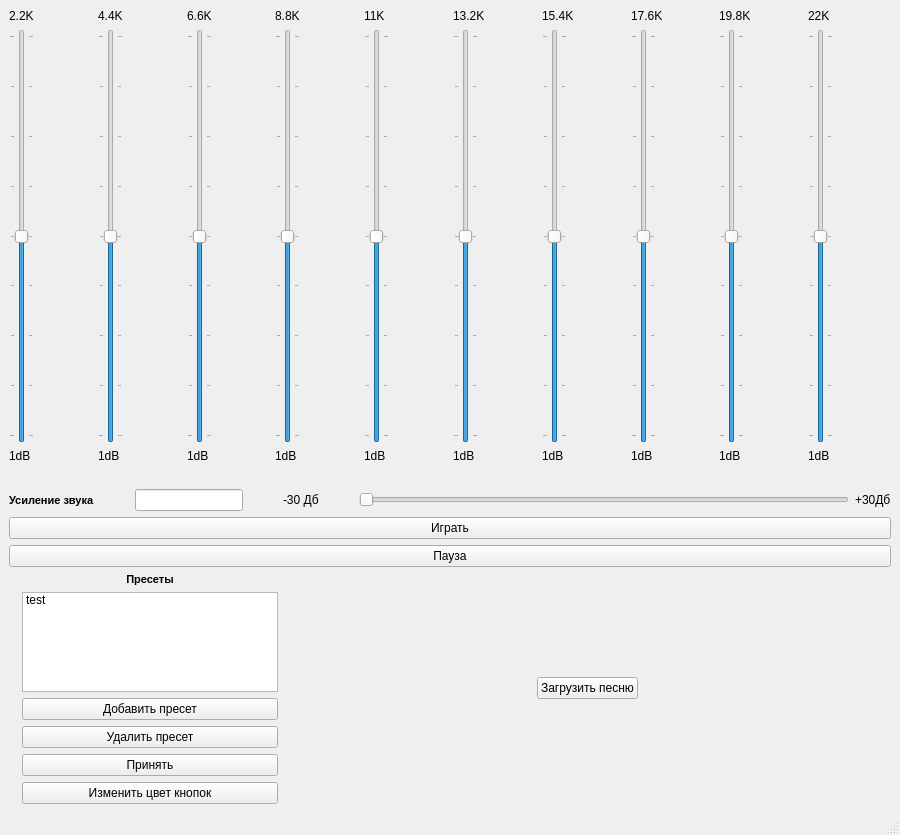
This is static/main_window.ui in Rhombus-H/lyceum_equalizer as Qt 5 draws it before an edit. The edited form follows.
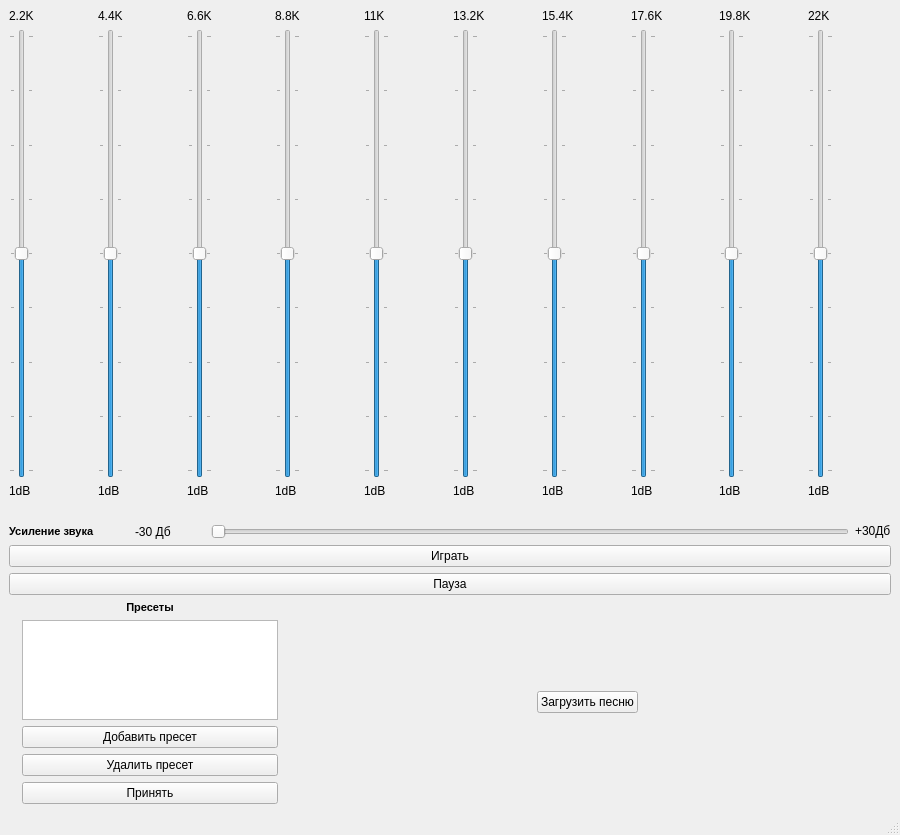
This is the edited form. Icons and pictures are not drawn.

Commit message: дописал функций, докинул кнопок в интерфейс, добавил конфиг flake8

```diff
--- a/static/main_window.ui
+++ b/static/main_window.ui
@@ -456,16 +456,6 @@
           </property>
          </widget>
         </item>
-        <item>
-         <widget class="QLineEdit" name="VolumeEdit">
-          <property name="sizePolicy">
-           <sizepolicy hsizetype="Minimum" vsizetype="Fixed">
-            <horstretch>0</horstretch>
-            <verstretch>0</verstretch>
-           </sizepolicy>
-          </property>
-         </widget>
-        </item>
         <item>
          <widget class="QLabel" name="min_db_sound">
           <property name="text">
@@ -576,11 +566,6 @@
               <property name="styleSheet">
                <string notr="true">background-image: url(:/test/x182.jpg.pagespeed.ic.3t0nB9RsUt.jpg);</string>
               </property>
-              <item>
-               <property name="text">
-                <string>test</string>
-               </property>
-              </item>
              </widget>
             </item>
             <item>
@@ -604,13 +589,6 @@
               </property>
              </widget>
             </item>
-            <item>
-             <widget class="QPushButton" name="change_color_button">
-              <property name="text">
-               <string>Изменить цвет кнопок</string>
-              </property>
-             </widget>
-            </item>
            </layout>
           </item>
          </layout>
@@ -622,10 +600,13 @@
         <property name="orientation">
          <enum>Qt::Horizontal</enum>
         </property>
+        <property name="sizeType">
+         <enum>QSizePolicy::Expanding</enum>
+        </property>
         <property name="sizeHint" stdset="0">
          <size>
-          <width>40</width>
-          <height>20</height>
+          <width>20</width>
+          <height>40</height>
          </size>
         </property>
        </spacer>
```
Left out of the diff: 8 changed lines with no effect on the pictures. The commit also changes 3 other files.
